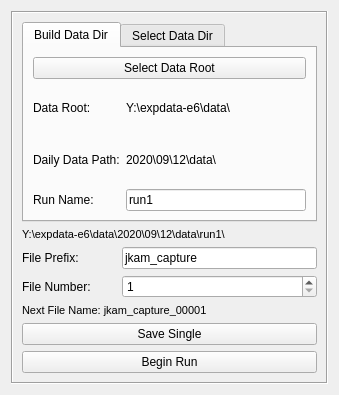
Before: the Qt Designer form ui_resources/saveboxwidget.ui in jagerber48/jkam_e6, drawn with Qt 5.
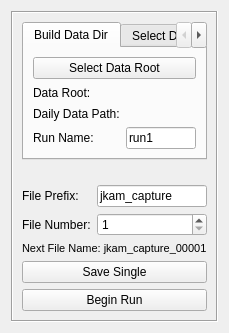
After: the same form once the commit is applied.

Commit message: tweaking some bugs in saveboxwidget display. adjust to trigger logic

The edit to the form file:
```diff
--- a/ui_resources/saveboxwidget.ui
+++ b/ui_resources/saveboxwidget.ui
@@ -6,8 +6,8 @@
    <rect>
     <x>0</x>
     <y>0</y>
-    <width>339</width>
-    <height>395</height>
+    <width>220</width>
+    <height>320</height>
    </rect>
   </property>
   <property name="windowTitle">
@@ -113,7 +113,7 @@
           <item row="1" column="1">
            <widget class="QLabel" name="data_root_value_label">
             <property name="text">
-             <string>Y:\expdata-e6\data\</string>
+             <string/>
             </property>
            </widget>
           </item>
@@ -134,7 +134,7 @@
           <item row="2" column="1">
            <widget class="QLabel" name="daily_path_value_label">
             <property name="text">
-             <string>2020\09\12\data\</string>
+             <string/>
             </property>
            </widget>
           </item>
@@ -171,7 +171,7 @@
          </font>
         </property>
         <property name="text">
-         <string>Y:\expdata-e6\data\2020\09\12\data\run1\</string>
+         <string/>
         </property>
        </widget>
       </item>
```
The commit also changes 4 other files.
